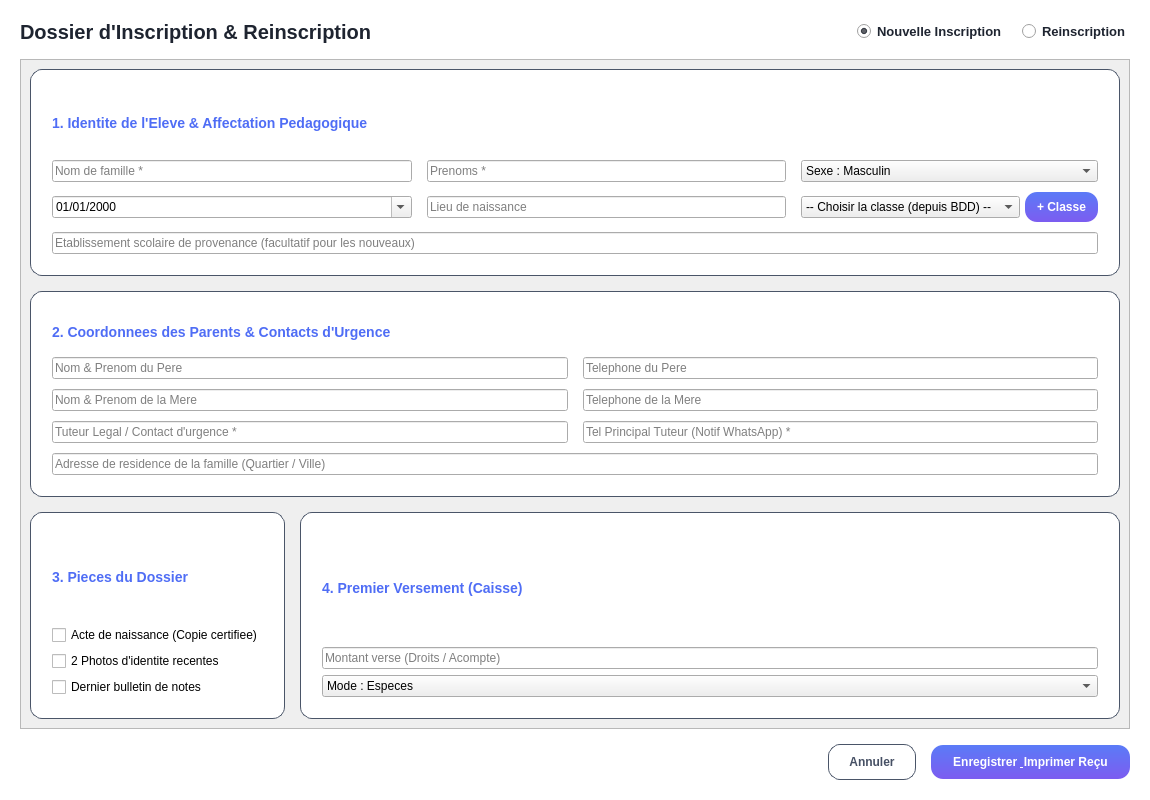
laudesmassamba1-ai/Logiciel-de-gestion-scolaire, file ui/ui_files/eleves/inscription.ui: the form before one commit.
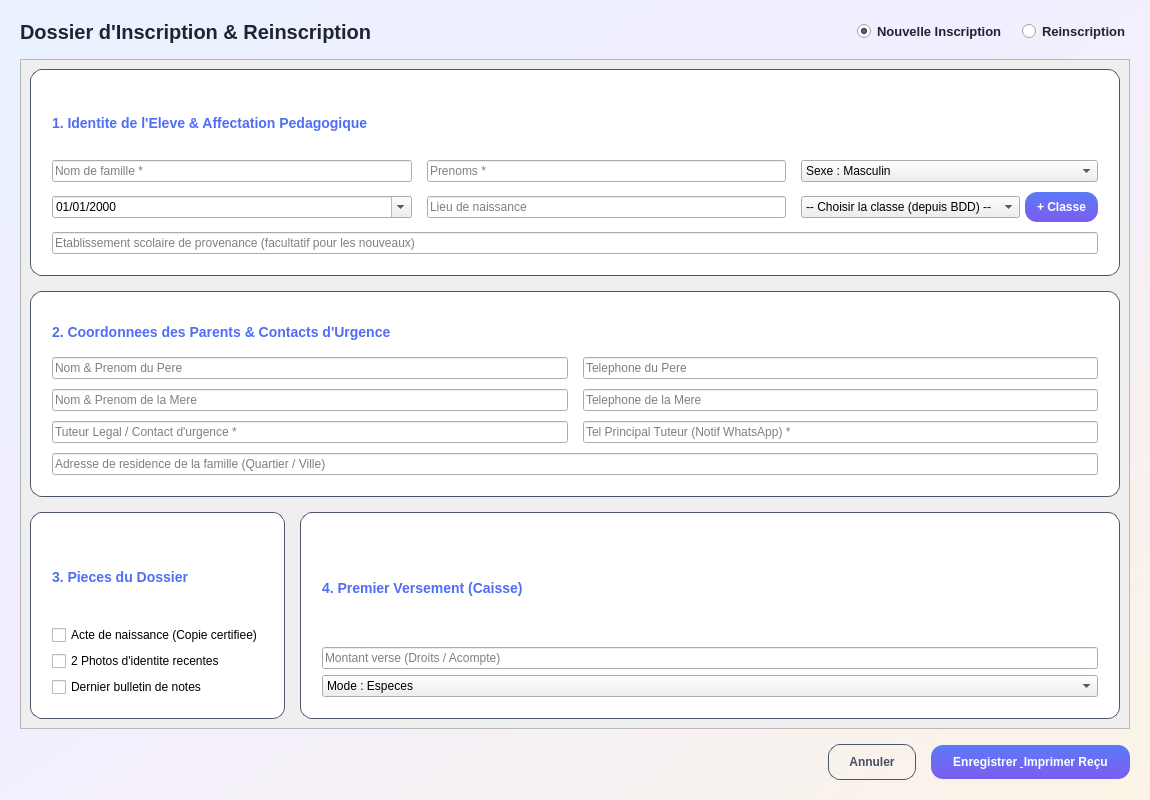
The form after the commit.

Commit message:
fix: PDF illisibles (ouverture) + bandes noires inscription + version 1.6.1
- _ouvrir_pdf : recovery total sous Linux — xdg-open puis gio open avec
  verif qu'un process lecteur apparait, fallback sur les lecteurs directs
  (evince, okular, ...). Ne depend plus des associations MIME du bureau
  (sur ce poste xdg-open echoue 'no method available' => PDF generes mais
  jamais ouverts).
- inscription.ui : fond racine transparent -> degrade aura explicite,
  elimine les bandes noires (0 px noir verifie offscreen).
- APP_VERSION 1.6.1 (config + test serveur aligne).

Diff of the .ui file:
```diff
--- a/ui/ui_files/eleves/inscription.ui
+++ b/ui/ui_files/eleves/inscription.ui
@@ -13,7 +13,10 @@
   <property name="windowTitle">
    <string>Dossier d'Inscription Complet</string>
   </property>
-<property name="styleSheet"><string>QWidget#FormInscriptionEleve { background: transparent; }</string></property>
+<property name="styleSheet"><string>QWidget#FormInscriptionEleve { background: qlineargradient(x1:0, y1:0, x2:1, y2:1, stop:0 #EAF2FF, stop:0.45 #F2EEFF, stop:1 #FBF4E6); }
+/* Fond explicite (degrade aurora) : un fond 'transparent' laissait les marges,
+   l'en-tete et les espacements NON PEINTS -> bandes noires. Le degrade en dur
+   garantit une peinture partout, meme dans les binaires compiles. */</string></property>
   <layout class="QVBoxLayout" name="verticalLayout_Main">
    <property name="spacing">
     <number>15</number>
```
The commit also changes 3 other files.
